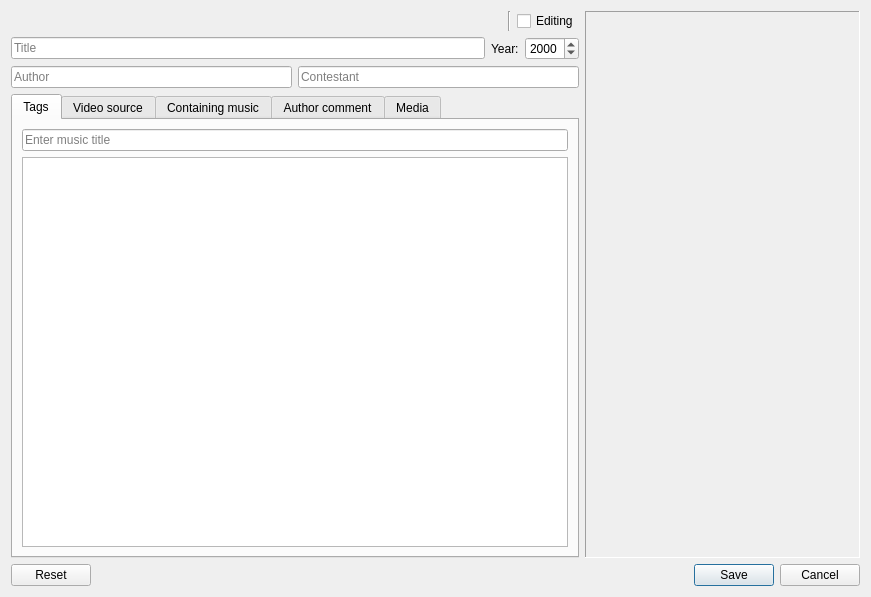
This is dialogaddamv.ui in LibertaSoft/DatabaseAnime as Qt 5 draws it before an edit. The edited form follows.
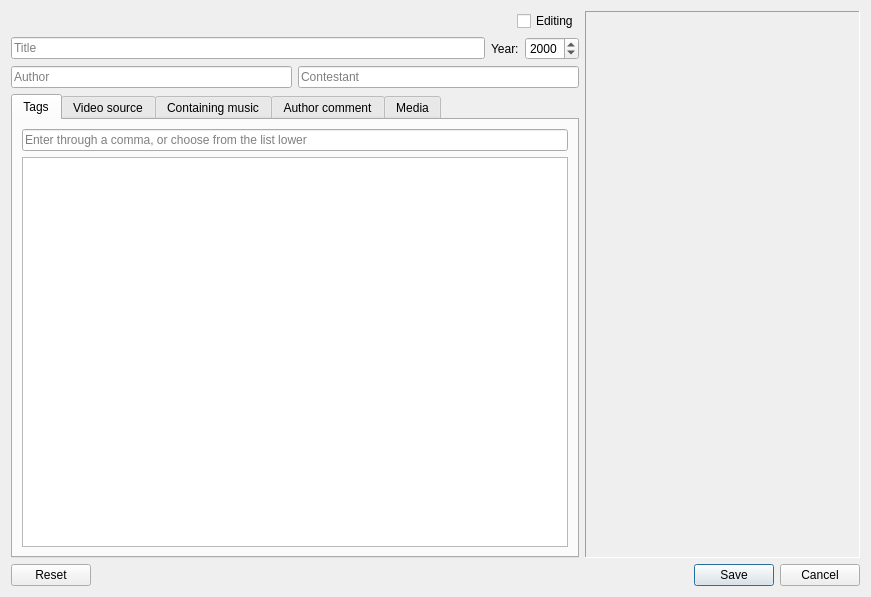
This is the edited form. The open tabs and pages were chosen to show the change. Icons and pictures are not drawn. Custom widgets are drawn as their Qt base class.

Commit message: Fixed: Кнопка сброса на формах

```diff
--- a/dialogaddamv.ui
+++ b/dialogaddamv.ui
@@ -39,13 +39,6 @@
            </property>
           </spacer>
          </item>
-         <item>
-          <widget class="Line" name="line">
-           <property name="orientation">
-            <enum>Qt::Vertical</enum>
-           </property>
-          </widget>
-         </item>
          <item>
           <widget class="QCheckBox" name="CheckBox_Editing">
            <property name="text">
@@ -147,7 +140,7 @@
               <number>256</number>
              </property>
              <property name="placeholderText">
-              <string>Enter music title</string>
+              <string>Enter through a comma, or choose from the list lower</string>
              </property>
             </widget>
            </item>
```
Left out of the diff: 25 changed lines with no effect on the pictures. The commit also changes 4 other files.
